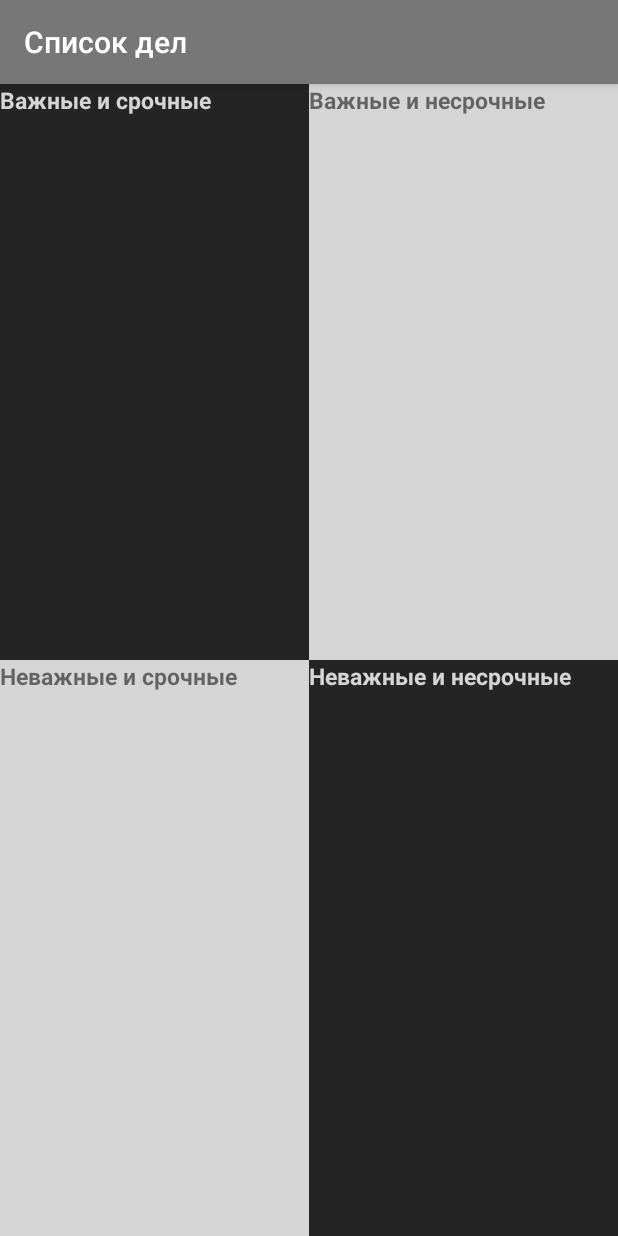
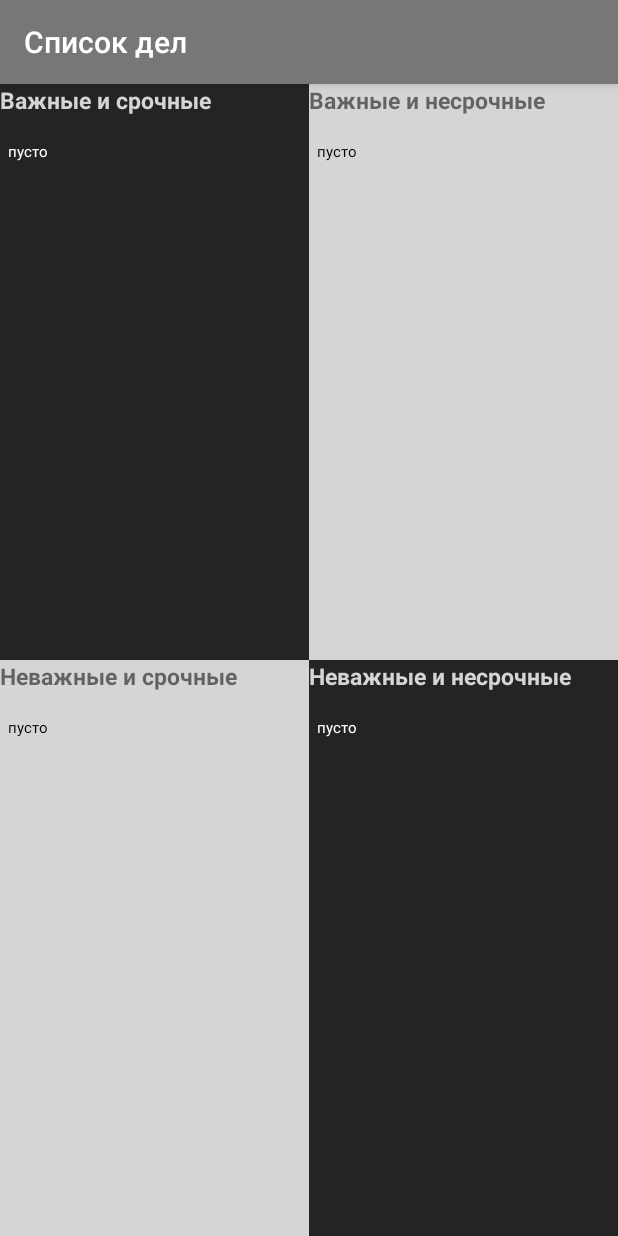
Before and after one commit to RozaDin/List_Work, an Android app: the screen it shows after launch (MainActivity), on a phone screen of 412 x 824 dp. Run offline under Robolectric (Android 15) with nearby library versions, the phone set to English and light mode, and no system bars.

Commit message:
Добавила полностью работоспособный код для БД, проверенный. все работает. слегка улучшила макеты(layout's) удалила ненужные файлы, папки и методы.

```diff
--- a/app/src/main/AndroidManifest.xml
+++ b/app/src/main/AndroidManifest.xml
@@ -1,7 +1,9 @@
 <?xml version="1.0" encoding="utf-8"?>
 <manifest xmlns:android="http://schemas.android.com/apk/res/android"
     xmlns:tools="http://schemas.android.com/tools"
-    package="com.rozadin.list_work">
+    package="com.rozadin.list_work"
+    android:versionCode="2"
+    android:versionName="1.0">
 
     <application
         android:allowBackup="true"
--- a/app/src/main/java/com/rozadin/list_work/MainActivity.java
+++ b/app/src/main/java/com/rozadin/list_work/MainActivity.java
@@ -18,6 +18,8 @@ import android.widget.ListView;
 import android.widget.TextView;
 import android.widget.Toast;
 
+import com.rozadin.list_work.database.ListWorkSQLiteOpenHelper;
+
 import java.io.File;
 import java.io.FileInputStream;
 import java.io.FileNotFoundException;
@@ -27,8 +29,8 @@ import java.util.ArrayList;
 
 
 public class MainActivity extends AppCompatActivity implements AdapterView.OnItemClickListener {
-    private ArrayAdapter<String> adapter_1 = null, adapter_2 = null, adapter_3 = null, adapter_4 = null;
-    private ListView list1 = null, list2 = null, list3 = null, list4 = null;
+    private static ArrayAdapter<String> adapter_1 = null, adapter_2 = null, adapter_3 = null, adapter_4 = null;
+    private static ListView list1 = null, list2 = null, list3 = null, list4 = null;
 
     @Override
     protected void onResume() {
@@ -39,10 +41,10 @@ public class MainActivity extends AppCompatActivity implements AdapterView.OnIte
         list4.setAdapter(adapter_4);
 
         Log.v("List_work", "list set adapter");
-        this.adapter_1.setNotifyOnChange(true);
-        this.adapter_2.setNotifyOnChange(true);
-        this.adapter_3.setNotifyOnChange(true);
-        this.adapter_4.setNotifyOnChange(true);
+        adapter_1.setNotifyOnChange(true);
+        adapter_2.setNotifyOnChange(true);
+        adapter_3.setNotifyOnChange(true);
+        adapter_4.setNotifyOnChange(true);
 
         list1.setOnItemClickListener(this);
         list2.setOnItemClickListener(this);
@@ -90,22 +92,22 @@ public class MainActivity extends AppCompatActivity implements AdapterView.OnIte
         setContentView(R.layout.activity_main);
         Log.v("List_work", "initialize App");
 
-        ArrayList<String> list_priority_1 = splitArrayString(1);
-        ArrayList<String> list_priority_2 = splitArrayString(2);
-        ArrayList<String> list_priority_3 = splitArrayString(3);
-        ArrayList<String> list_priority_4 = splitArrayString(4);
+        ArrayList<String> list_priority_1 = new ListWorkSQLiteOpenHelper(this).getList(1);
+        ArrayList<String> list_priority_2 = new ListWorkSQLiteOpenHelper(this).getList(2);
+        ArrayList<String> list_priority_3 = new ListWorkSQLiteOpenHelper(this).getList(3);
+        ArrayList<String> list_priority_4 = new ListWorkSQLiteOpenHelper(this).getList(4);
         Log.v("List_work", "list_priority init");
 
-        this.adapter_1 = new ArrayAdapter<String>(this, R.layout.simple_list_item_min_white, list_priority_1);
-        this.adapter_2 = new ArrayAdapter<String>(this, R.layout.simple_list_item_min_black, list_priority_2);
-        this.adapter_3 = new ArrayAdapter<String>(this, R.layout.simple_list_item_min_black, list_priority_3);
-        this.adapter_4 = new ArrayAdapter<String>(this, R.layout.simple_list_item_min_white, list_priority_4);
+        adapter_1 = new ArrayAdapter<String>(this, R.layout.simple_list_item_min_white, list_priority_1);
+        adapter_2 = new ArrayAdapter<String>(this, R.layout.simple_list_item_min_black, list_priority_2);
+        adapter_3 = new ArrayAdapter<String>(this, R.layout.simple_list_item_min_black, list_priority_3);
+        adapter_4 = new ArrayAdapter<String>(this, R.layout.simple_list_item_min_white, list_priority_4);
         Log.v("List_work", "adapter init");
 
-        this.list1 = (ListView) findViewById(R.id.list_item_1);
-        this.list2 = (ListView) findViewById(R.id.list_item_2);
-        this.list3 = (ListView) findViewById(R.id.list_item_3);
-        this.list4 = (ListView) findViewById(R.id.list_item_4);
+        list1 = (ListView) findViewById(R.id.list_item_1);
+        list2 = (ListView) findViewById(R.id.list_item_2);
+        list3 = (ListView) findViewById(R.id.list_item_3);
+        list4 = (ListView) findViewById(R.id.list_item_4);
     }
 
     @Override
@@ -130,64 +132,13 @@ public class MainActivity extends AppCompatActivity implements AdapterView.OnIte
         Log.v("List_work", "parent.getId() = " + parent.getId());
     }
 
-    public ArrayList<String> splitArrayString(int i) {
-        ArrayList<String> list_priority = new ArrayList<>();
-        FileInputStream fin = null;
-        if (i > 4 || i < 1) i = 1;
-        try {
-            if (!new File(getResources().getStringArray(R.array.list_file_work)[0]).exists()) {
-                FileOutputStream fos = null;
-                fos = openFileOutput(getResources().getStringArray(R.array.list_file_work)[0], MODE_APPEND);
-                fos.close();
-                fos = openFileOutput(getResources().getStringArray(R.array.list_file_work)[1], MODE_APPEND);
-                fos.close();
-                fos = openFileOutput(getResources().getStringArray(R.array.list_file_work)[2], MODE_APPEND);
-                fos.close();
-                fos = openFileOutput(getResources().getStringArray(R.array.list_file_work)[3], MODE_APPEND);
-                fos.close();
-            }
-            switch (i) {
-                case 1:
-                    fin = openFileInput(getResources().getStringArray(R.array.list_file_work)[0]);
-                    break;
-                case 2:
-                    fin = openFileInput(getResources().getStringArray(R.array.list_file_work)[1]);
-                    break;
-                case 3:
-                    fin = openFileInput(getResources().getStringArray(R.array.list_file_work)[2]);
-                    break;
-                case 4:
-                    fin = openFileInput(getResources().getStringArray(R.array.list_file_work)[3]);
-                    break;
-            }
-            byte[] bytes = new byte[fin.available()];
-            fin.read(bytes);
-            String[] arrays_split = new String(new String(bytes)).split("<>");
-            for (String s : arrays_split) {
-                if (!s.isEmpty()) list_priority.add(s);
-            }
-        } catch (IOException ex) {
-            Toast.makeText(this, ex.getMessage(), Toast.LENGTH_SHORT).show();
-            Log.e("List_work", ex.getMessage());
-        } finally {
-            try {
-                if (fin != null)
-                    fin.close();
-            } catch (IOException ex) {
-                Toast.makeText(this, ex.getMessage(), Toast.LENGTH_SHORT).show();
-                Log.e("List_work", ex.getMessage());
-            }
-        }
-        return list_priority;
-    }
-
     @Override
     protected void onRestart() {
         super.onRestart();
-        this.adapter_1.notifyDataSetChanged();
-        this.adapter_2.notifyDataSetChanged();
-        this.adapter_3.notifyDataSetChanged();
-        this.adapter_4.notifyDataSetChanged();
+        adapter_1.notifyDataSetChanged();
+        adapter_2.notifyDataSetChanged();
+        adapter_3.notifyDataSetChanged();
+        adapter_4.notifyDataSetChanged();
         this.recreate();
     }
 
--- a/app/src/main/res/layout/activity_add.xml
+++ b/app/src/main/res/layout/activity_add.xml
@@ -12,9 +12,9 @@
         android:id="@+id/name_add_list_textView"/>
     <EditText
         android:layout_width="match_parent"
-        android:layout_height="0dp"
-        android:layout_weight="1"
-        android:id="@+id/name_add_list"/>
+        android:id="@+id/name_add_list"
+        android:layout_height="200dp"
+        android:gravity="start" />
 
     <Button
         android:layout_width="match_parent"
--- a/app/src/main/res/layout/activity_edit.xml
+++ b/app/src/main/res/layout/activity_edit.xml
@@ -12,9 +12,9 @@
         android:id="@+id/name_edit_list_textView"/>
     <EditText
         android:layout_width="match_parent"
-        android:layout_height="0dp"
-        android:layout_weight="1"
-        android:id="@+id/edit_text_activity_edit"/>
+        android:id="@+id/edit_text_activity_edit"
+        android:layout_height="200dp"
+        android:gravity="start" />
 
     <Button
         android:layout_width="match_parent"
--- a/app/src/main/res/layout/layout_look_list_adapter.xml
+++ b/app/src/main/res/layout/layout_look_list_adapter.xml
@@ -8,7 +8,7 @@
     <ImageView
         android:layout_width="24dp"
         android:layout_height="24dp"
-        android:layout_gravity="center_vertical|left"
+        android:layout_gravity="center_vertical|left|center_horizontal"
         android:layout_marginLeft="5dp"
         android:src="@drawable/ic_flare_black_24dp" />
 
@@ -27,6 +27,7 @@
         android:layout_height="36dp"
         android:layout_margin="5dp"
         android:background="@color/colorPrimary"
+        android:layout_gravity="center_vertical"
         android:src="@drawable/ic_edit_black_24dp" />
     <ImageButton
         android:id="@+id/button_delete_look_list"
@@ -34,6 +35,7 @@
         android:layout_height="36dp"
         android:layout_margin="5dp"
         android:src="@drawable/ic_close_black_24dp"
+        android:layout_gravity="center_vertical"
         android:background="@color/colorPrimary"/>
 
 </LinearLayout>
--- a/app/src/main/res/layout/simple_list_item_min_black.xml
+++ b/app/src/main/res/layout/simple_list_item_min_black.xml
@@ -5,8 +5,8 @@
     android:layout_height="wrap_content"
     android:textAppearance="?android:attr/textAppearanceListItemSmall"
     android:gravity="center_vertical|left"
-    android:paddingStart="?android:attr/listPreferredItemPaddingStart"
-    android:paddingEnd="?android:attr/listPreferredItemPaddingEnd"
+    android:maxHeight="30sp"
     android:minHeight="?android:attr/listPreferredItemHeightSmall"
+    android:paddingLeft="5dp"
     android:textColor="#000000"
     android:textSize="10sp"/>
--- a/app/src/main/res/layout/simple_list_item_min_white.xml
+++ b/app/src/main/res/layout/simple_list_item_min_white.xml
@@ -5,8 +5,8 @@
     android:layout_height="wrap_content"
     android:textAppearance="?android:attr/textAppearanceListItemSmall"
     android:gravity="center_vertical|left"
-    android:paddingStart="?android:attr/listPreferredItemPaddingStart"
-    android:paddingEnd="?android:attr/listPreferredItemPaddingEnd"
+    android:maxHeight="30sp"
     android:minHeight="?android:attr/listPreferredItemHeightSmall"
+    android:paddingLeft="5dp"
     android:textColor="#ffffff"
     android:textSize="10sp" />
```
Also changed, not shown: app/src/main/java/com/rozadin/list_work/ActivityAdd.java (+17 -2 lines), app/src/main/java/com/rozadin/list_work/ActivityEdit.java (+0 -8 lines), app/src/main/java/com/rozadin/list_work/Look_List.java (+29 -121 lines), app/src/main/java/com/rozadin/list_work/database/DatabaseWork.java (deleted, +0 -98 lines), app/src/main/java/com/rozadin/list_work/database/ListWorkSQLiteOpenHelper.java (+71 -64 lines), app/src/main/res/files/qwerty1.txt (deleted), app/src/main/res/files/qwerty2.txt (deleted), app/src/main/res/files/qwerty3.txt (deleted), app/src/main/res/files/qwerty4.txt (deleted).
